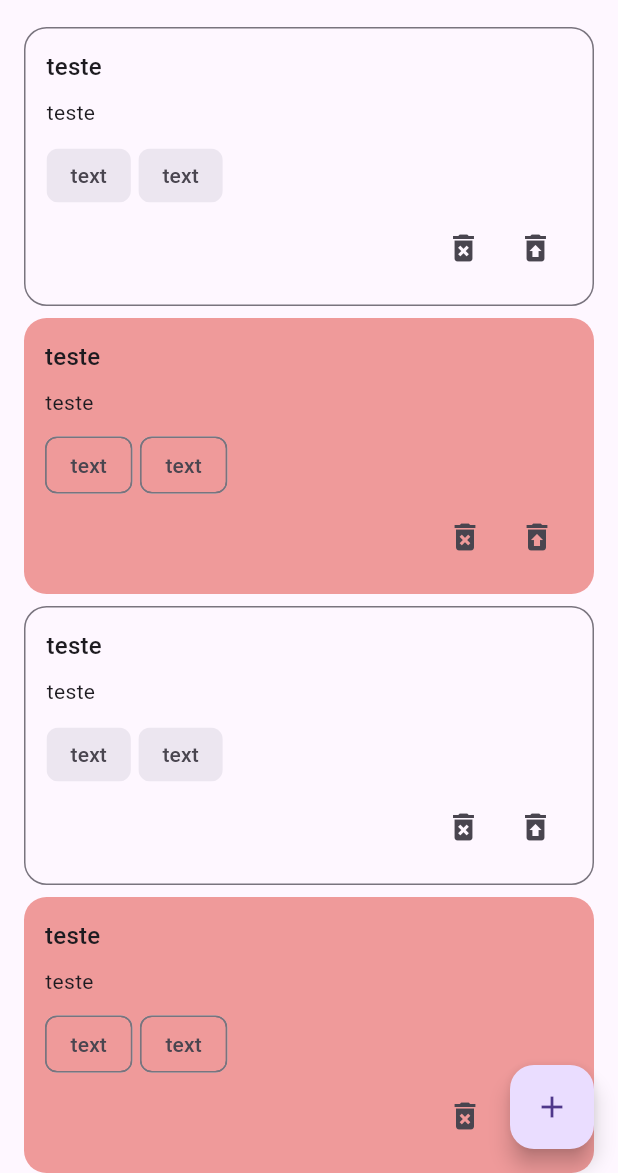
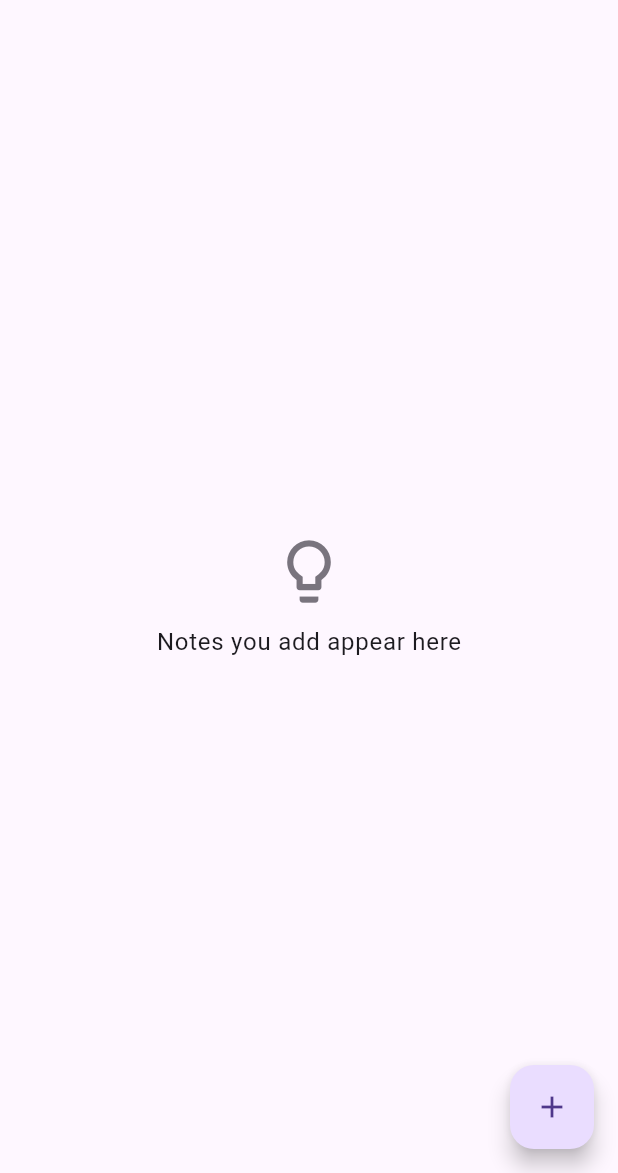
Before and after one commit to pradoRebeca/todo_app, a Flutter app: the screen it shows after launch, on a phone screen of 412 x 824 dp, the part 63-1236 px from its top. Run offline on Flutter 3.47's test engine with Material 3 defaults, Android fonts, the phone set to English and light mode, and no system bars.

Commit message:
feat: each screen with type note list

```diff
--- a/lib/components/empty_data.dart
+++ b/lib/components/empty_data_card.dart
@@ -1,13 +1,15 @@
 import 'package:flutter/material.dart';
 
-class EmptyData extends StatefulWidget {
-  const EmptyData({Key? key}) : super(key: key);
+class EmptyDataCard extends StatefulWidget {
+  final IconData icon;
+  final String message;
+  const EmptyDataCard({super.key, required this.icon, required this.message});
 
   @override
-  _EmptyDataState createState() => _EmptyDataState();
+  createState() => _EmptyDataCardState();
 }
 
-class _EmptyDataState extends State<EmptyData> {
+class _EmptyDataCardState extends State<EmptyDataCard> {
   @override
   Widget build(BuildContext context) {
     return Center(
@@ -15,14 +17,14 @@ class _EmptyDataState extends State<EmptyData> {
         mainAxisAlignment: MainAxisAlignment.center,
         children: [
           Icon(
-            Icons.lightbulb_outline,
+            widget.icon,
             size: 50,
             color: Theme.of(context).colorScheme.outline,
           ),
           Padding(
             padding: const EdgeInsets.only(top: 10.0),
             child: Text(
-              "Notes you add appear here",
+              widget.message,
               style: Theme.of(context).textTheme.bodyLarge,
             ),
           )
--- a/lib/model/note_model.dart
+++ b/lib/model/note_model.dart
@@ -1,19 +1,26 @@
 import 'package:flutter/material.dart';
 import 'package:tasks_list/model/label_model.dart';
+import 'package:uuid/uuid.dart';
 
 class NoteModel {
+  String id;
   String? title;
   String content;
   Color? color;
   DateTime? createdAt;
   DateTime? updateAt;
   bool deleted;
+  bool archived;
   List<LabelModel>? labels;
+
+  static Uuid uuid = const Uuid();
 
   NoteModel(
       {this.title,
       required this.content,
       this.color,
       this.labels,
-      this.deleted = true});
+      this.deleted = false,
+      this.archived = false})
+      : id = uuid.v4();
 }
--- /dev/null
+++ b/lib/repository/note_repository.dart
@@ -0,0 +1,58 @@
+import 'dart:collection';
+import 'package:flutter/material.dart';
+import 'package:tasks_list/model/note_model.dart';
+
+class NoteRepository extends ChangeNotifier {
+  List<NoteModel> notes = [];
+
+  UnmodifiableListView<NoteModel> get list =>
+      UnmodifiableListView(notes.where((item) => item.deleted == false));
+
+  UnmodifiableListView<NoteModel> get listDeleted =>
+      UnmodifiableListView(notes.where((item) => item.deleted == true));
+
+  UnmodifiableListView<NoteModel> get listArchived =>
+      UnmodifiableListView(notes.where((item) => item.archived == true));
+
+  void add(NoteModel note) {
+    notes.add(note);
+
+    notifyListeners();
+  }
+
+  void edit(NoteModel note) {
+    for (var i = 0; i < notes.length; i++) {
+      if (notes[i].id == note.id) {
+        notes[i] = note;
+      }
+    }
+
+    notifyListeners();
+  }
+
+  void remove(NoteModel note) {
+    notes.removeWhere((item) => item.id == note.id);
+
+    notifyListeners();
+  }
+
+  void moveToTrash(NoteModel note) {
+    for (var i = 0; i < notes.length; i++) {
+      if (notes[i].id == note.id) {
+        notes[i].deleted = !notes[i].deleted;
+      }
+    }
+
+    notifyListeners();
+  }
+
+  void moveToArchived(NoteModel note) {
+    for (var i = 0; i < notes.length; i++) {
+      if (notes[i].id == note.id) {
+        notes[i].archived = !notes[i].archived;
+      }
+    }
+
+    notifyListeners();
+  }
+}
--- a/lib/screens/archive_screen.dart
+++ b/lib/screens/archive_screen.dart
@@ -1,26 +1,28 @@
 import 'package:flutter/material.dart';
+import 'package:provider/provider.dart';
+import 'package:tasks_list/components/empty_data_card.dart';
 import 'package:tasks_list/components/note_card.dart';
-import 'package:tasks_list/model/label_model.dart';
-import 'package:tasks_list/model/note_model.dart';
+import 'package:tasks_list/repository/note_repository.dart';
 
 class ArchiveScreen extends StatelessWidget {
   const ArchiveScreen({super.key});
 
   @override
   Widget build(BuildContext context) {
-    return ListView.builder(
-      itemBuilder: (context, index) => NoteCard(
-        note: NoteModel(
-            title: 'teste',
-            content: 'testeeeeeeeee',
-            color: Colors.green,
-            labels: [
-              LabelModel(title: 'text'),
-              LabelModel(title: 'text'),
-              LabelModel(title: 'text'),
-            ]),
-      ),
-      itemCount: 3,
-    );
+    return Consumer<NoteRepository>(builder: (context, notes, child) {
+      if (notes.listArchived.isNotEmpty) {
+        return ListView.builder(
+          itemBuilder: (context, index) {
+            return NoteCard(
+              note: notes.listArchived[index],
+            );
+          },
+          itemCount: notes.listArchived.length,
+        );
+      }
+
+      return const EmptyDataCard(
+          icon: Icons.label, message: "Your archived notes appear here");
+    });
   }
 }
--- a/lib/screens/label_screen.dart
+++ b/lib/screens/label_screen.dart
@@ -1,7 +1,7 @@
 import 'package:flutter/material.dart';
 import 'package:provider/provider.dart';
 import 'package:tasks_list/components/add_label_card.dart';
-import 'package:tasks_list/components/empty_data.dart';
+import 'package:tasks_list/components/empty_data_card.dart';
 import 'package:tasks_list/components/label_card.dart';
 import 'package:tasks_list/repository/label_repository.dart';
 
@@ -37,7 +37,8 @@ class _LabelScreenState extends State<LabelScreen> {
               );
             }
 
-            return const EmptyData();
+            return const EmptyDataCard(
+                icon: Icons.label, message: "Your labels appear here");
           },
         ),
         Positioned(
--- a/lib/screens/note_screen.dart
+++ b/lib/screens/note_screen.dart
@@ -1,7 +1,8 @@
 import 'package:flutter/material.dart';
+import 'package:provider/provider.dart';
+import 'package:tasks_list/components/empty_data_card.dart';
 import 'package:tasks_list/components/note_card.dart';
-import 'package:tasks_list/model/label_model.dart';
-import 'package:tasks_list/model/note_model.dart';
+import 'package:tasks_list/repository/note_repository.dart';
 import 'package:tasks_list/screens/edit_note_screen.dart';
 
 class NoteScreen extends StatefulWidget {
@@ -15,19 +16,22 @@ class _NoteScreenState extends State<NoteScreen> {
   @override
   Widget build(BuildContext context) {
     return Stack(children: [
-      ListView.builder(
-        itemBuilder: (context, index) => NoteCard(
-          note: NoteModel(
-              title: 'teste',
-              content: 'teste',
-              color: index.isOdd ? Colors.red[200] : null,
-              labels: [
-                LabelModel(title: 'text'),
-                LabelModel(title: 'text'),
-              ]),
-        ),
-        itemCount: 6,
-      ),
+      Consumer<NoteRepository>(builder: (context, notes, child) {
+        if (notes.list.isNotEmpty) {
+          return ListView.builder(
+            itemBuilder: (context, index) {
+              return NoteCard(
+                note: notes.list[index],
+              );
+            },
+            itemCount: notes.list.length,
+          );
+        }
+
+        return const EmptyDataCard(
+            icon: Icons.lightbulb_outline,
+            message: "Notes you add appear here");
+      }),
       Positioned(
           bottom: 16.0,
           right: 16.0,
--- a/lib/screens/trash_screen.dart
+++ b/lib/screens/trash_screen.dart
@@ -1,7 +1,8 @@
 import 'package:flutter/material.dart';
+import 'package:provider/provider.dart';
+import 'package:tasks_list/components/empty_data_card.dart';
 import 'package:tasks_list/components/note_card.dart';
-import 'package:tasks_list/model/label_model.dart';
-import 'package:tasks_list/model/note_model.dart';
+import 'package:tasks_list/repository/note_repository.dart';
 
 class TrashScreen extends StatefulWidget {
   const TrashScreen({super.key});
@@ -13,19 +14,20 @@ class TrashScreen extends StatefulWidget {
 class _TrashScreenState extends State<TrashScreen> {
   @override
   Widget build(BuildContext context) {
-    return ListView.builder(
-      itemBuilder: (context, index) => NoteCard(
-        note: NoteModel(
-            title: 'teste',
-            content: 'testeeeeeeeee',
-            // color: index.isOdd ? Colors.blue[100] : null,;
-            color: index.isOdd ? const Color.fromARGB(255, 11, 61, 104) : null,
-            deleted: true,
-            labels: [
-              LabelModel(title: 'text'),
-            ]),
-      ),
-      itemCount: 3,
-    );
+    return Consumer<NoteRepository>(builder: (context, notes, child) {
+      if (notes.listDeleted.isNotEmpty) {
+        return ListView.builder(
+          itemBuilder: (context, index) {
+            return NoteCard(
+              note: notes.listDeleted[index],
+            );
+          },
+          itemCount: notes.listDeleted.length,
+        );
+      }
+
+      return const EmptyDataCard(
+          icon: Icons.delete_outline, message: "No notes in trash");
+    });
   }
 }
```
Also changed, not shown: lib/components/note_card.dart (+36 -6 lines), lib/main.dart (+7 -1 lines), lib/screens/edit_note_screen.dart (+17 -1 lines).
